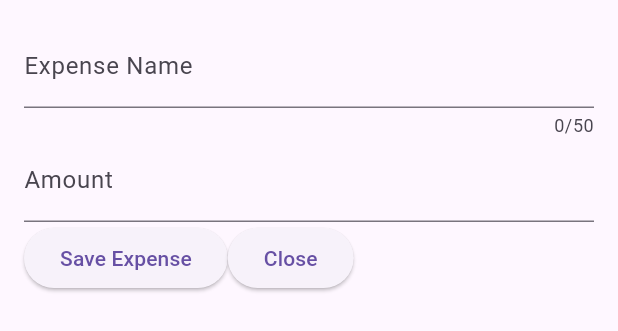
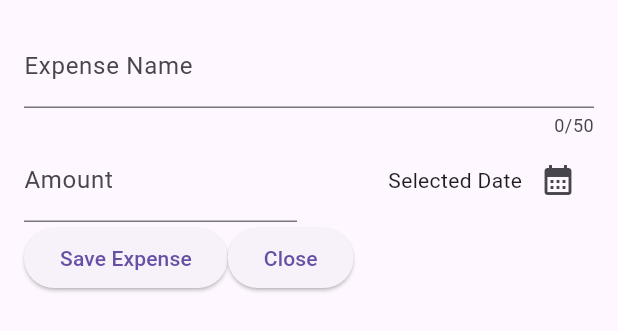
Before and after one commit to djkemmet/GH-Flutter-Bootcamp, a Flutter app: the NewExpense widget shown alone on an empty page, opened directly, on a phone screen of 412 x 824 dp. Shown: the top 331 px of the screen. Run offline on Flutter 3.47's test engine with Material 3 defaults, Android fonts, the phone set to English and light mode, and no system bars; our stand-ins replace google_fonts.

Commit message:
S5V113 - Showing a Date Picker
Implemented the functionality to show a Date picker with the showDatePicker Function.

```diff
--- a/expense_tracker/expense_tracker/lib/widgets/new_expense.dart
+++ b/expense_tracker/expense_tracker/lib/widgets/new_expense.dart
@@ -12,6 +12,18 @@ class NewExpense extends StatefulWidget {
 class _NewExpenseState extends State<NewExpense> {
   final _titleController = TextEditingController();
   final _amountController = TextEditingController();
+
+  void _presentDatePicker() {
+    final now = DateTime.now();
+    final firstDate = DateTime(1500, 1, 1);
+    final lastDate = DateTime(now.year, now.month, now.day);
+
+    showDatePicker(
+        context: context,
+        initialDate: now,
+        firstDate: firstDate,
+        lastDate: lastDate);
+  }
 
   @override
   void dispose() {
@@ -29,13 +41,33 @@ class _NewExpenseState extends State<NewExpense> {
           maxLength: 50,
           decoration: const InputDecoration(label: Text("Expense Name")),
         ),
-        TextField(
+        Row(
+          children: [
+            Expanded(
+              child: TextField(
                 keyboardType: const TextInputType.numberWithOptions(),
                 controller: _amountController,
                 decoration: const InputDecoration(
                   label: Text("Amount"),
                   prefixText: '\$',
                 ),
+              ),
+            ),
+            const SizedBox(width: 16),
+            Expanded(
+              child: Row(
+                mainAxisAlignment: MainAxisAlignment.end,
+                crossAxisAlignment: CrossAxisAlignment.center,
+                children: [
+                  const Text("Selected Date"),
+                  IconButton(
+                    icon: const Icon(Icons.calendar_month),
+                    onPressed: _presentDatePicker,
+                  )
+                ],
+              ),
+            ),
+          ],
         ),
         Row(children: [
           ElevatedButton(
```
Lines whose indentation alone changed are shown as unchanged.
